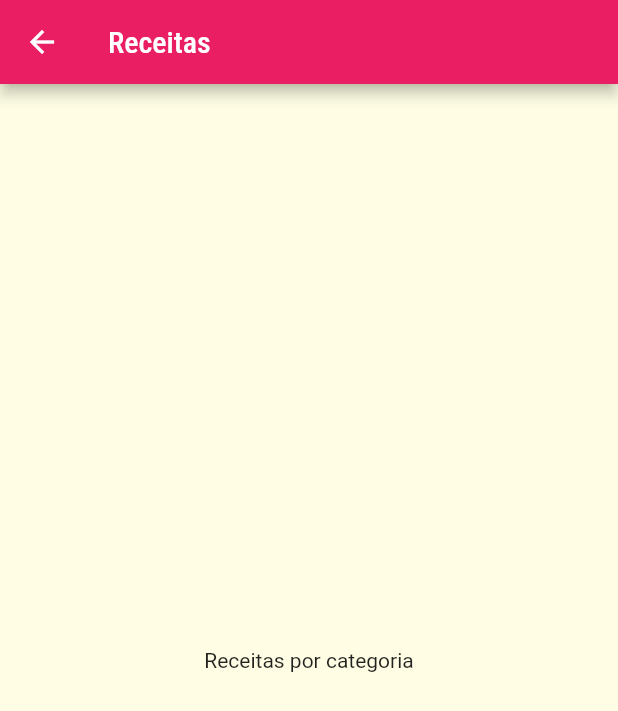
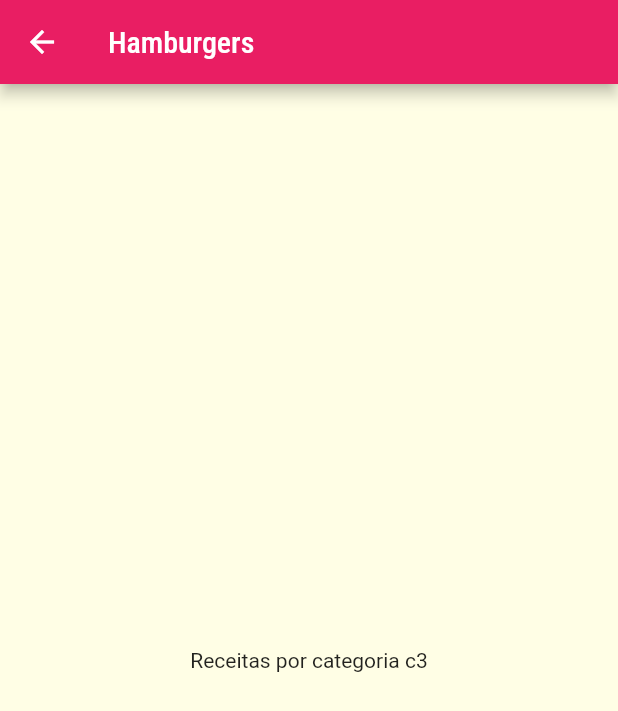
Before and after one commit to LucasMLara/Meals, a Flutter app: the screen it shows after launch, after a tap on "Hamburgers", on a phone screen of 412 x 824 dp. Shown: the top 711 px of the screen. Run offline on Flutter 3.47's test engine with Material 2 defaults, Android fonts, the phone set to English and light mode, and no system bars.

Commit message:
working route

```diff
--- a/lib/components/category_item.dart
+++ b/lib/components/category_item.dart
@@ -12,7 +12,9 @@ class CategoryItem extends StatelessWidget {
   void _selectCategory(BuildContext context) {
     Navigator.of(context).push(MaterialPageRoute(
       // builder: (_) => CategoriesMealsScreen(),
-      builder: (_) => CategoriesMealsScreen(),
+      builder: (_) => CategoriesMealsScreen(
+        category: category,
+      ),
     ));
   }
 
@@ -23,17 +25,17 @@ class CategoryItem extends StatelessWidget {
       borderRadius: BorderRadius.circular(15),
       onTap: () => _selectCategory(context),
       child: Container(
-        padding: EdgeInsets.all(15),
-        child: Text(
-          category.title,
-          style: Theme.of(context).textTheme.headline6,
-        ),
+        padding: const EdgeInsets.all(15),
         decoration: BoxDecoration(
             borderRadius: BorderRadius.circular(15),
             gradient: LinearGradient(
                 colors: [category.color.withOpacity(0.5), category.color],
                 begin: Alignment.topLeft,
                 end: Alignment.bottomRight)),
+        child: Text(
+          category.title,
+          style: Theme.of(context).textTheme.headline6,
+        ),
       ),
     );
   }
--- a/lib/screens/categories_meals_screen.dart
+++ b/lib/screens/categories_meals_screen.dart
@@ -1,14 +1,18 @@
 import 'package:flutter/material.dart';
 
+import '../models/category.dart';
+
 class CategoriesMealsScreen extends StatelessWidget {
-  const CategoriesMealsScreen({super.key});
+  final Category category;
+
+  const CategoriesMealsScreen({super.key, required this.category});
 
   @override
   Widget build(BuildContext context) {
     return Scaffold(
-        appBar: AppBar(title: const Text('Receitas')),
-        body: const Center(
-          child: Text('Receitas por categoria'),
+        appBar: AppBar(title: Text(category.title)),
+        body: Center(
+          child: Text('Receitas por categoria ${category.id}'),
         ));
   }
 }
```
